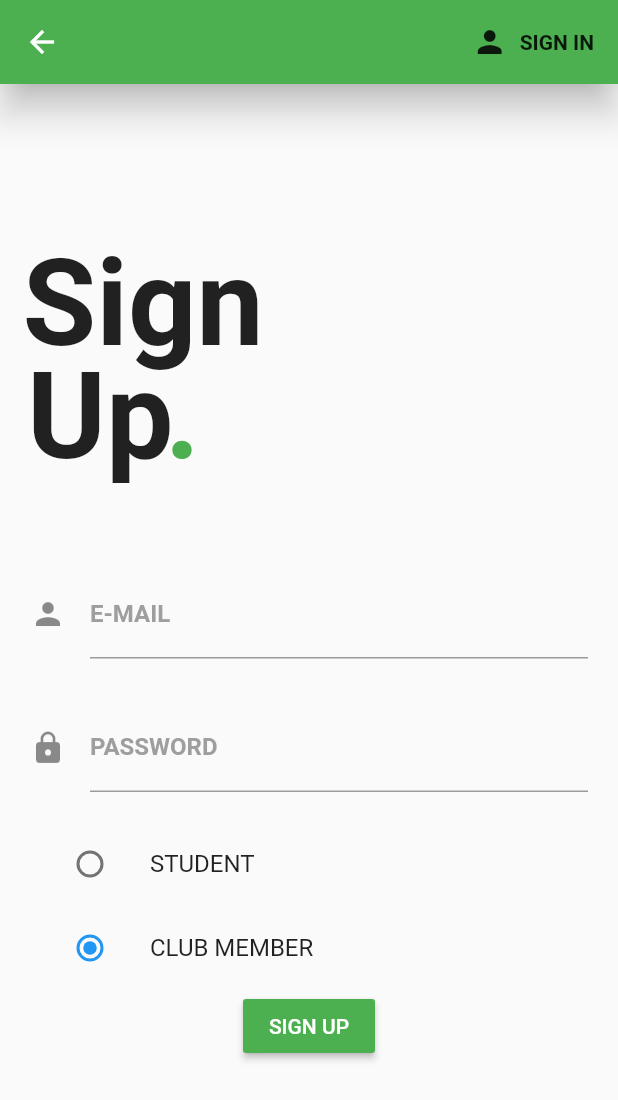
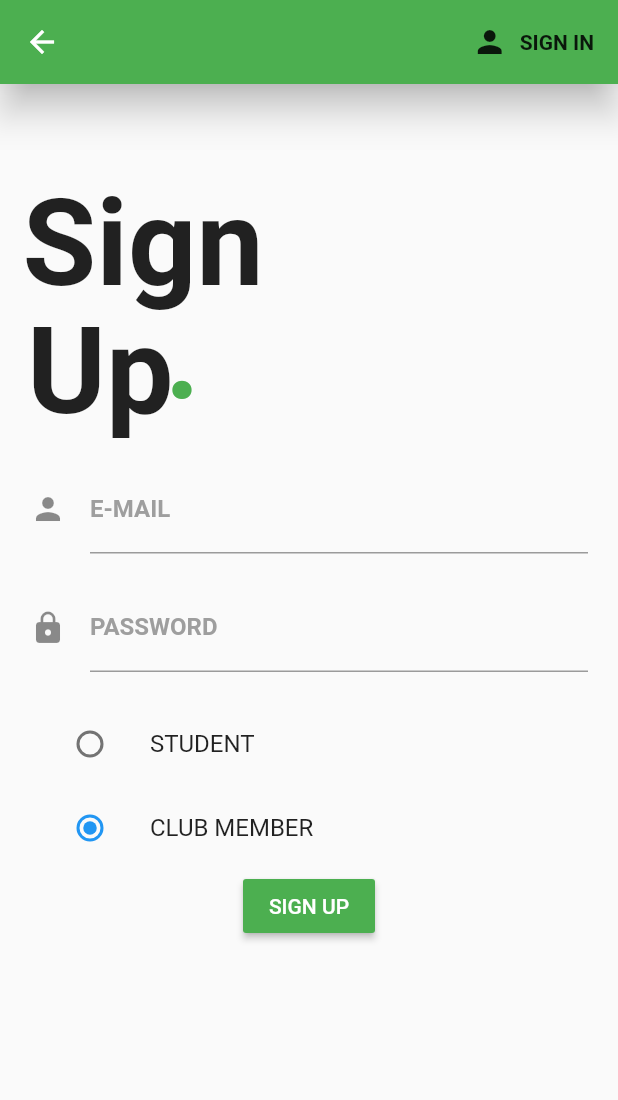
Before and after one commit to ddarshney/reminderapp, a Flutter app: the Register screen opened directly, on a phone screen of 412 x 824 dp. Shown: the top 1100 px of the screen. Run offline on Flutter 3.47's test engine with Material 2 defaults, Android fonts, the phone set to English and light mode, and no system bars; our stand-ins replace cloud_firestore, firebase_auth, firebase_core; accounts and stored records are empty.

Commit message:
Update register.dart

```diff
--- a/lib/screens/authentication/register.dart
+++ b/lib/screens/authentication/register.dart
@@ -47,17 +47,17 @@ class _RegisterState extends State<Register> {
             child: Stack(
               children: <Widget>[
                 Container(
-                  padding: EdgeInsets.fromLTRB(15.0, 100.0, 0.0, 0.0),
+                  padding: EdgeInsets.fromLTRB(15.0, 60.0, 0.0, 0.0),
                   child: Text('Sign',
                       style: TextStyle(fontSize: 80.0, fontWeight: FontWeight.bold)),
                 ),
                 Container(
-                  padding: EdgeInsets.fromLTRB(18.0, 175.0, 0.0, 0.0),
+                  padding: EdgeInsets.fromLTRB(18.0, 145.0, 0.0, 0.0),
                   child: Text('Up',
                       style: TextStyle(fontSize: 80.0, fontWeight: FontWeight.bold)),
                 ),
                 Container(
-                  padding: EdgeInsets.fromLTRB(110.0, 175.0, 0.0, 0.0),
+                  padding: EdgeInsets.fromLTRB(110.0, 135.0, 0.0, 0.0),
                   child: Text('.',
                       style: TextStyle(fontSize: 80.0,fontWeight: FontWeight.bold,color: Colors.green)),
                 )
@@ -65,13 +65,13 @@ class _RegisterState extends State<Register> {
             ),
           ),
           Container(
-            padding: EdgeInsets.only(top: 35.0, left: 20.0, right: 20.0),
+            padding: EdgeInsets.only(top: 5.0, left: 20.0, right: 20.0),
             child: Form(
               key: _formKey,
               child: Column(
                 children: <Widget>[
                   SizedBox(
-                    height: 20.0,
+                    height: 10.0,
                   ),
                   TextFormField(
                     decoration: InputDecoration(
@@ -86,7 +86,7 @@ class _RegisterState extends State<Register> {
                       setState(() => email = val);
                     },
                   ),
-                  SizedBox(height: 30.0),
+                  SizedBox(height: 20.0),
                   TextFormField(
                     decoration: InputDecoration(
                         icon: Icon(Icons.lock), labelText: 'PASSWORD',
```
